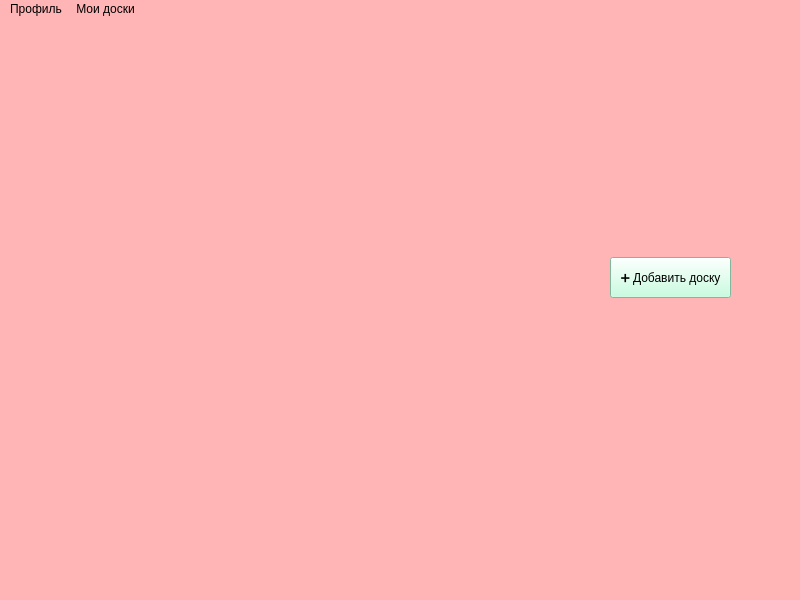
Old version of the form Users_Interfaces/main_window.ui in the repository FREDY129053/Tasks-Table.
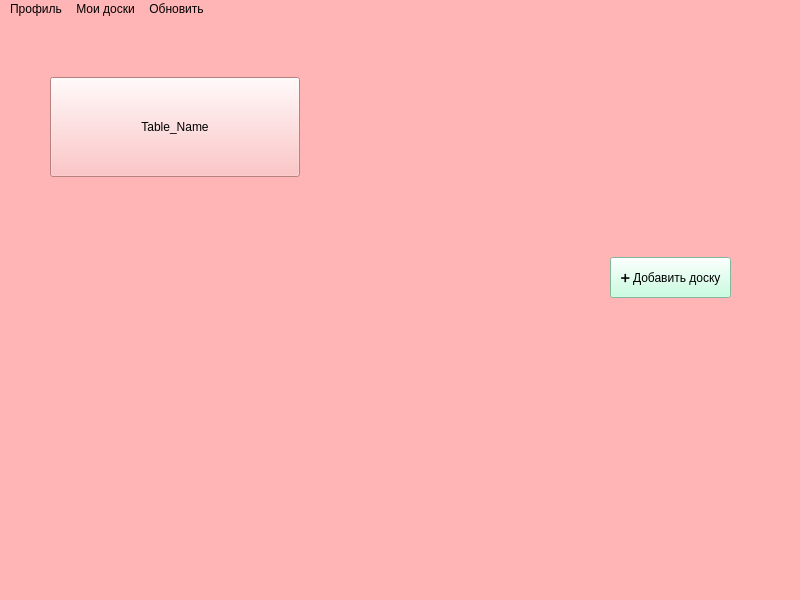
New version of the form.

Commit message: Вывод просто всех кнопок с названиями из БД

The edit to the form file:
```diff
--- a/Users_Interfaces/main_window.ui
+++ b/Users_Interfaces/main_window.ui
@@ -54,7 +54,7 @@
       <x>10</x>
       <y>8</y>
       <width>781</width>
-      <height>581</height>
+      <height>560</height>
      </rect>
     </property>
     <property name="styleSheet">
@@ -78,7 +78,7 @@
        <x>0</x>
        <y>0</y>
        <width>781</width>
-       <height>581</height>
+       <height>560</height>
       </rect>
      </property>
      <widget class="QPushButton" name="add_table_btn">
@@ -100,6 +100,19 @@
        <string>➕ Добавить доску</string>
       </property>
      </widget>
+     <widget class="QPushButton" name="table_name">
+      <property name="geometry">
+       <rect>
+        <x>40</x>
+        <y>50</y>
+        <width>250</width>
+        <height>100</height>
+       </rect>
+      </property>
+      <property name="text">
+       <string>Table_Name</string>
+      </property>
+     </widget>
     </widget>
    </widget>
   </widget>
@@ -126,8 +139,15 @@
     <addaction name="action_3"/>
     <addaction name="action_4"/>
    </widget>
+   <widget class="QMenu" name="update">
+    <property name="title">
+     <string>Обновить</string>
+    </property>
+    <addaction name="update_act"/>
+   </widget>
    <addaction name="menu"/>
    <addaction name="menu_2"/>
+   <addaction name="update"/>
   </widget>
   <widget class="QStatusBar" name="statusbar"/>
   <action name="action">
```
Left out of the diff: 5 changed lines with no effect on the pictures. The commit also changes 2 other files.
